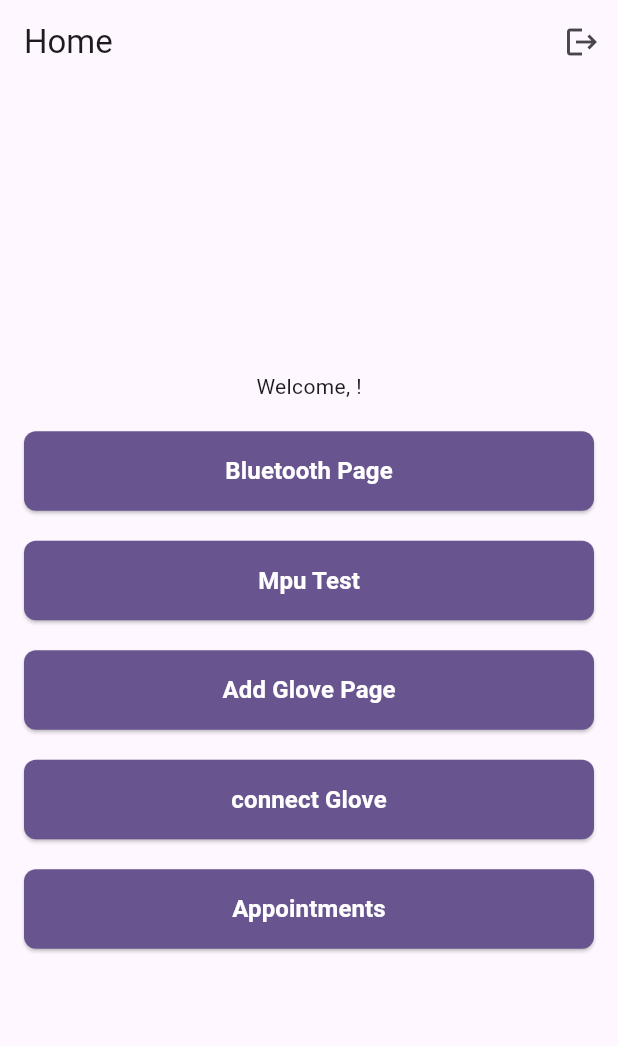
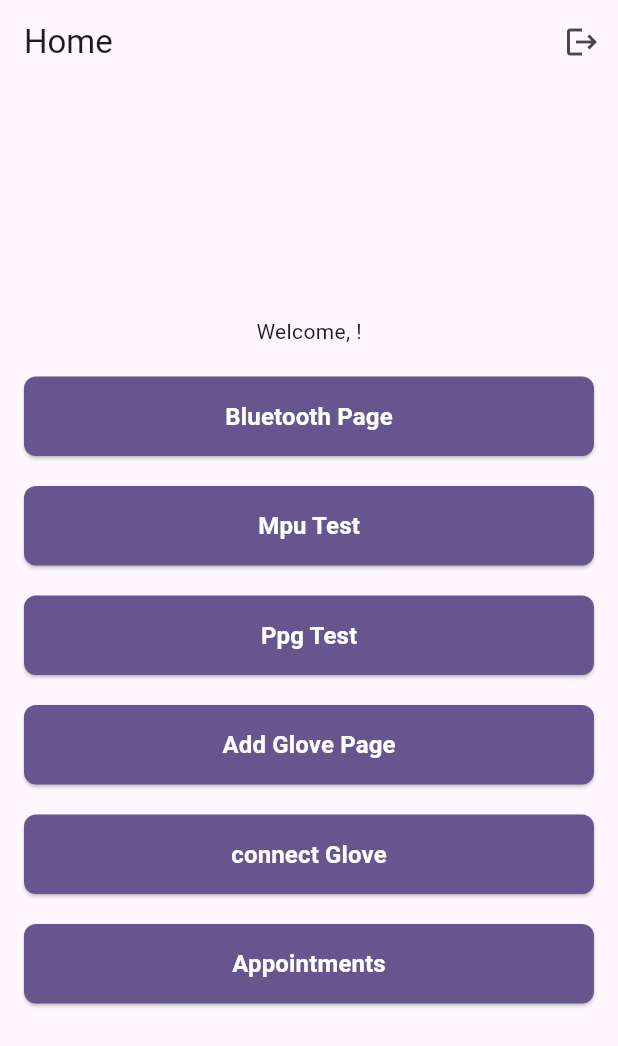
Before and after one commit to Mohammad-soqar/rmts, a Flutter app: the screen it shows once a user with an empty profile is signed in, on a phone screen of 412 x 824 dp. Shown: the top 1046 px of the screen. Run offline on Flutter 3.47's test engine with Material 3 defaults, Android fonts, the light colour scheme and no system bars; our stand-ins replace cloud_firestore, dio, firebase_auth, firebase_core, firebase_database, firebase_storage and 3 more; missing offline and left inert: flutter_pdfview; accounts and stored records are empty; statements that could not run were skipped.

Commit message:
Update home_view.dart

```diff
--- a/lib/ui/views/home_view.dart
+++ b/lib/ui/views/home_view.dart
@@ -5,6 +5,7 @@ import 'package:rmts/ui/views/bluetooth_view.dart';
 import 'package:rmts/ui/views/glove_management/add_edit_glove.dart';
 import 'package:rmts/ui/views/glove_management/glove_view.dart';
 import 'package:rmts/ui/views/mpu_data_view.dart';
+import 'package:rmts/ui/views/ppg_data_view.dart';
 import 'package:rmts/ui/widgets/app_button.dart';
 import 'package:rmts/viewmodels/auth/auth_viewmodel.dart';
 import 'package:rmts/viewmodels/auth/find_glove_viewmodel.dart';
@@ -107,6 +108,18 @@ class _HomeViewState extends State<HomeView> {
               },
             ),
             const SizedBox(height: 20),
+
+             CustomButton(
+              color: Theme.of(context).colorScheme.primary,
+              label: "Ppg Test",
+              onPressed: () {
+                Navigator.push(
+                  context,
+                  MaterialPageRoute(builder: (context) => const PpgDataView()),
+                );
+              },
+            ),
+            const SizedBox(height: 20),
             CustomButton(
               color: Theme.of(context).colorScheme.primary,
               label: "Add Glove Page",
```
